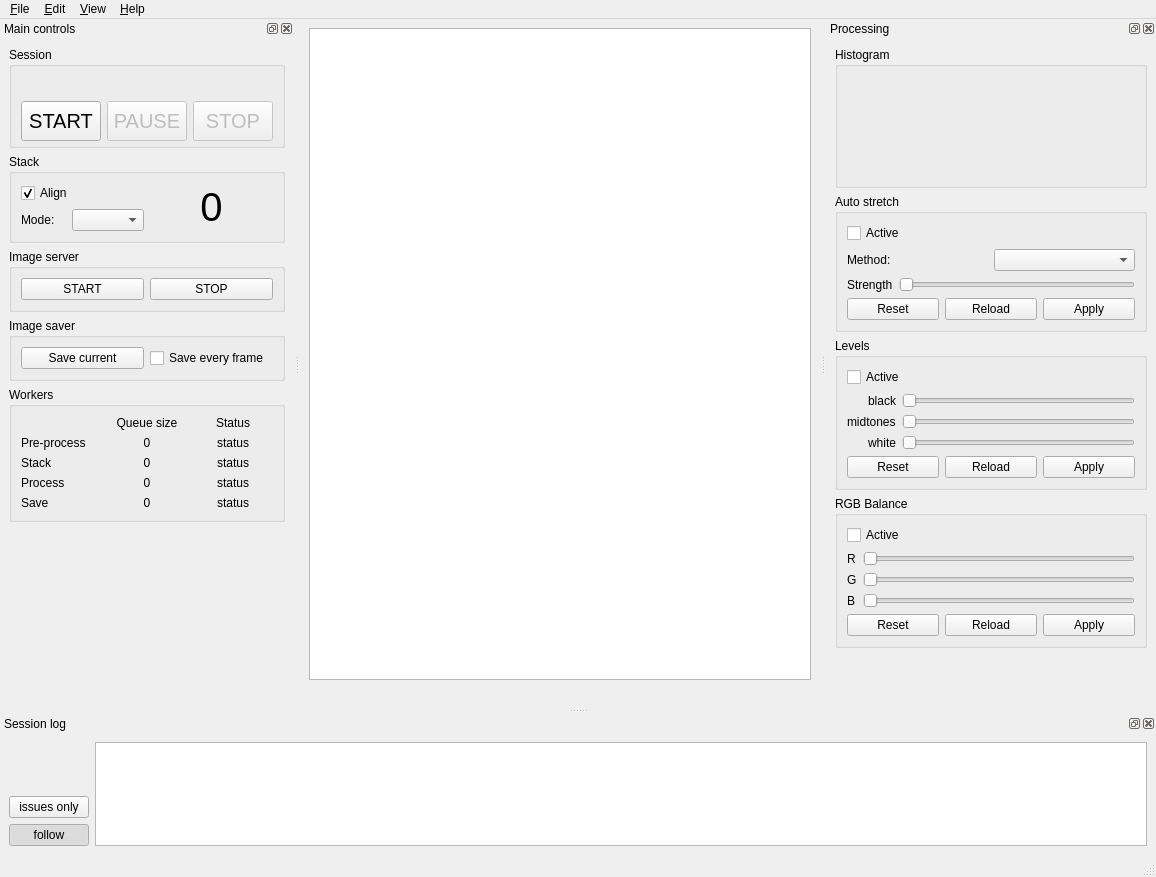
The window that src/als/ui/als_ui.ui (gehelem/als) describes before a commit, drawn with Qt 5.
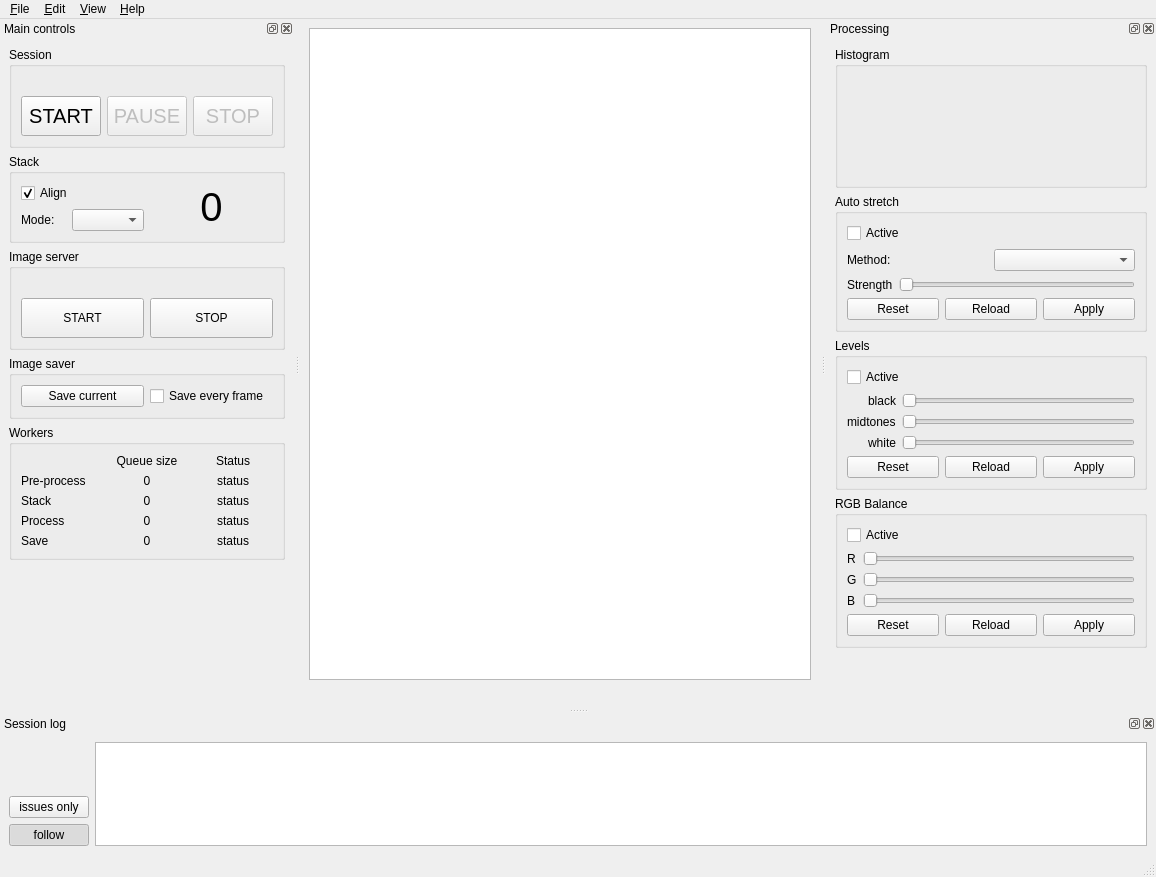
The same window after the commit. Icons and pictures are not drawn. Custom widgets are drawn as their Qt base class.

Commit message: put webserver status report in main controls view

Patch:
```diff
--- a/src/als/ui/als_ui.ui
+++ b/src/als/ui/als_ui.ui
@@ -124,7 +124,7 @@
     <number>1</number>
    </attribute>
    <widget class="QWidget" name="dockWidgetContents">
-    <layout class="QVBoxLayout" name="verticalLayout_7">
+    <layout class="QVBoxLayout" name="verticalLayout_13">
      <item>
       <widget class="QGroupBox" name="groupBox">
        <property name="title">
@@ -157,7 +157,7 @@
             <property name="maximumSize">
              <size>
               <width>16777215</width>
-              <height>30</height>
+              <height>16777215</height>
              </size>
             </property>
             <property name="font">
@@ -196,7 +196,7 @@
             <property name="maximumSize">
              <size>
               <width>16777215</width>
-              <height>30</height>
+              <height>16777215</height>
              </size>
             </property>
             <property name="font">
@@ -235,7 +235,7 @@
             <property name="maximumSize">
              <size>
               <width>16777215</width>
-              <height>30</height>
+              <height>16777215</height>
              </size>
             </property>
             <property name="font">
@@ -351,9 +351,30 @@
        <property name="title">
         <string>Image server</string>
        </property>
-       <layout class="QHBoxLayout" name="horizontalLayout_16">
+       <layout class="QVBoxLayout" name="verticalLayout_7">
+        <item>
+         <widget class="QLabel" name="lbl_web_server_status_main">
+          <property name="text">
+           <string/>
+          </property>
+          <property name="alignment">
+           <set>Qt::AlignCenter</set>
+          </property>
+          <property name="margin">
+           <number>0</number>
+          </property>
+         </widget>
+        </item>
+        <item>
+         <layout class="QHBoxLayout" name="horizontalLayout_10">
         <item>
          <widget class="QPushButton" name="btn_web_start">
+            <property name="minimumSize">
+             <size>
+              <width>0</width>
+              <height>40</height>
+             </size>
+            </property>
           <property name="toolTip">
            <string>Start image server</string>
           </property>
@@ -370,6 +391,12 @@
         </item>
         <item>
          <widget class="QPushButton" name="btn_web_stop">
+            <property name="minimumSize">
+             <size>
+              <width>0</width>
+              <height>40</height>
+             </size>
+            </property>
           <property name="toolTip">
            <string>Stop image server</string>
           </property>
@@ -383,6 +410,8 @@
            <string>W</string>
           </property>
          </widget>
+          </item>
+         </layout>
         </item>
        </layout>
       </widget>
```
Lines whose indentation alone changed are shown as unchanged. The commit also changes 1 other file.
